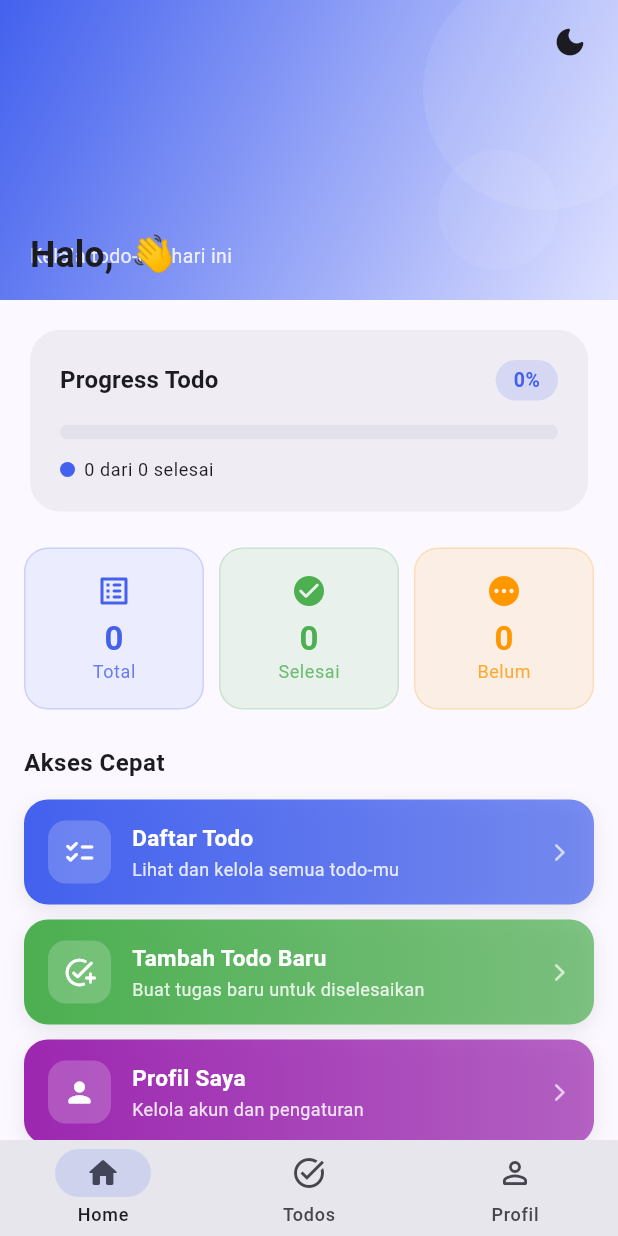
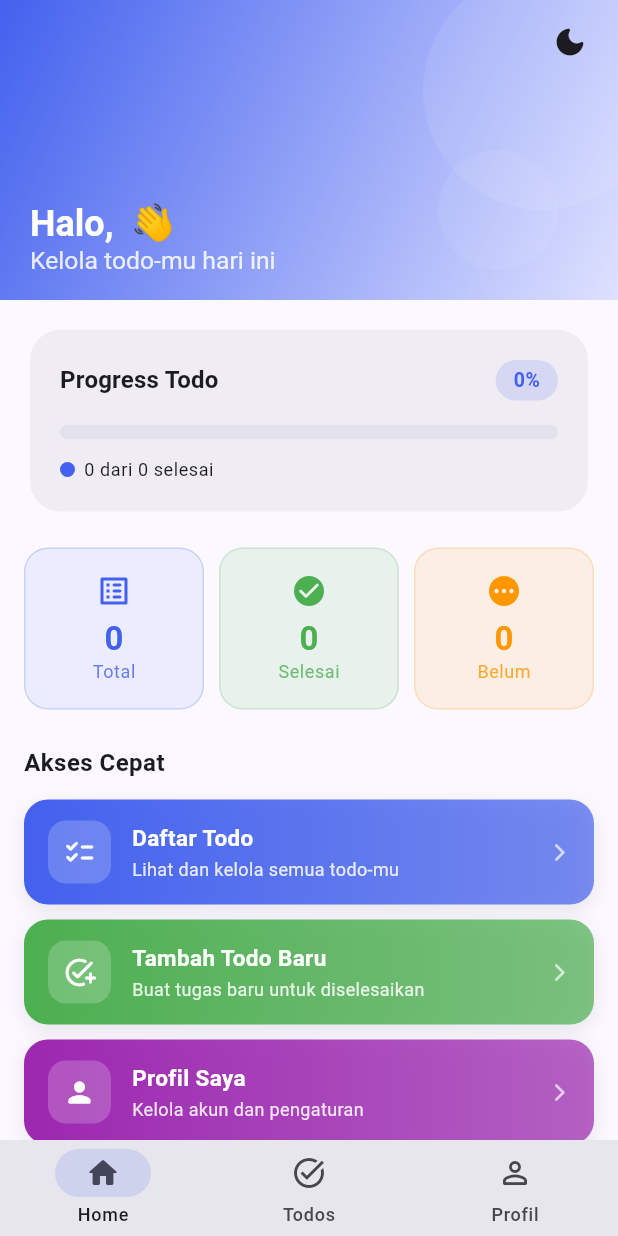
Before and after one commit to Yuri-Elsa/pam-2026-p8-ifs23051-flutter, a Flutter app: the HomeScreen screen opened by its route, on a phone screen of 412 x 824 dp. Run offline on Flutter 3.47's test engine with Material 3 defaults, Android fonts, the phone set to English and light mode, and no system bars; our stand-ins replace go_router, image_picker, shared_preferences; accounts and stored records are empty.

Commit message:
Update: Fix bug

```diff
--- a/lib/features/home/home_screen.dart
+++ b/lib/features/home/home_screen.dart
@@ -82,9 +82,27 @@ class _HomeScreenState extends State<HomeScreen> with SingleTickerProviderStateM
               flexibleSpace: FlexibleSpaceBar(
                 stretchModes: const [StretchMode.zoomBackground, StretchMode.fadeTitle],
                 titlePadding: const EdgeInsets.only(left: 20, bottom: 16),
-                title: Text(
-                  'Halo, ${user?.name ?? '—'} 👋',
-                  style: const TextStyle(fontWeight: FontWeight.bold, fontSize: 16),
+                title: Column(
+                  mainAxisSize: MainAxisSize.min,
+                  crossAxisAlignment: CrossAxisAlignment.start,
+                  children: [
+                    Text(
+                      'Halo, ${user?.name ?? '—'} 👋',
+                      style: const TextStyle(
+                        fontWeight: FontWeight.bold,
+                        fontSize: 16,
+                        color: Colors.white,
+                      ),
+                    ),
+                    Text(
+                      'Kelola todo-mu hari ini',
+                      style: TextStyle(
+                        color: Colors.white.withOpacity(0.85),
+                        fontSize: 11,
+                        fontWeight: FontWeight.normal,
+                      ),
+                    ),
+                  ],
                 ),
                 background: Container(
                   decoration: BoxDecoration(
@@ -126,22 +144,6 @@ class _HomeScreenState extends State<HomeScreen> with SingleTickerProviderStateM
                             shape: BoxShape.circle,
                             color: Colors.white.withOpacity(0.06),
                           ),
-                        ),
-                      ),
-                      Padding(
-                        padding: const EdgeInsets.fromLTRB(20, 60, 20, 20),
-                        child: Column(
-                          crossAxisAlignment: CrossAxisAlignment.start,
-                          mainAxisAlignment: MainAxisAlignment.end,
-                          children: [
-                            Text(
-                              'Kelola todo-mu hari ini',
-                              style: TextStyle(
-                                color: Colors.white.withOpacity(0.85),
-                                fontSize: 13,
-                              ),
-                            ),
-                          ],
                         ),
                       ),
                     ],
```
Also changed, not shown: lib/features/profile/profile_screen.dart (+116 -55 lines), lib/providers/auth_provider.dart (+46 -6 lines).
